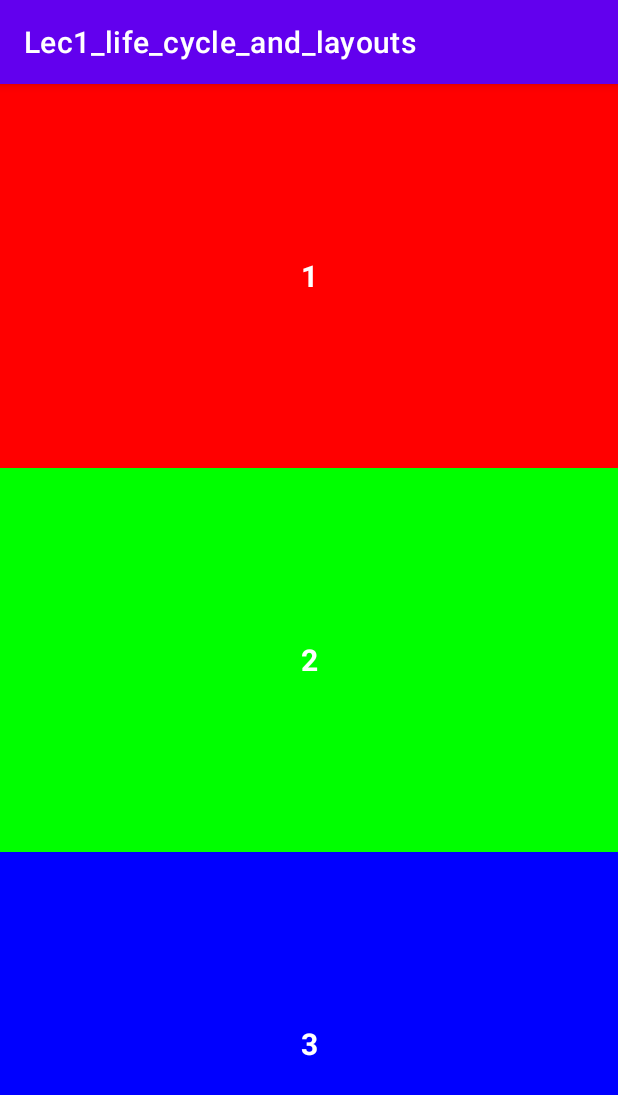
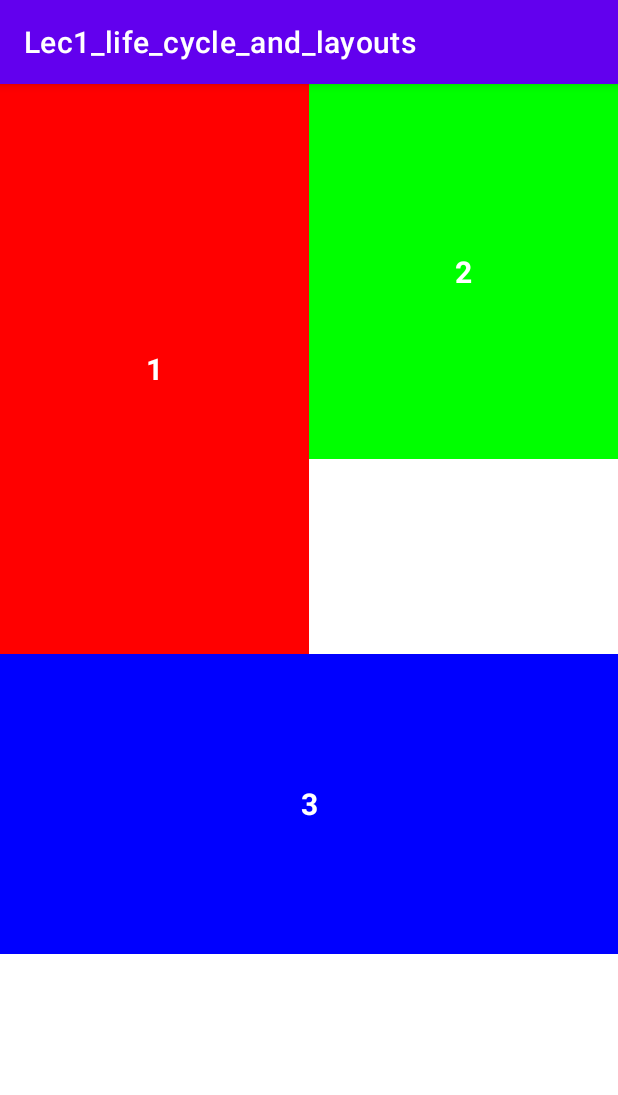
Before and after one commit to hassankhamis97/Lecture1_android_java, an Android app: the screen it shows after launch (MainActivity), on a phone screen of 412 x 824 dp. Shown: the top 1095 px of the screen. Run offline under Robolectric (Android 15) with nearby library versions, the phone set to English and light mode, and no system bars.

Commit message:
Update activity_main.xml

```diff
--- a/app/src/main/res/layout/activity_main.xml
+++ b/app/src/main/res/layout/activity_main.xml
@@ -7,9 +7,9 @@
     tools:context=".MainActivity">
 
     <TextView
-        android:id="@+id/top_text_view"
-        android:layout_width="match_parent"
-        android:layout_height="0dp"
+        android:id="@+id/first_text_view"
+        android:layout_width="0dp"
+        android:layout_height="380dp"
         android:background="#F00"
         android:text="1"
         android:textSize="20sp"
@@ -17,29 +17,35 @@
         android:textColor="@color/white"
         android:gravity="center"
         app:layout_constraintStart_toStartOf="parent"
-        app:layout_constraintEnd_toEndOf="parent"
-        app:layout_constraintTop_toTopOf="parent"
-        app:layout_constraintHeight_percent="0.3333"/>
+        app:layout_constraintEnd_toStartOf="@id/two_text_view"
+        app:layout_constraintTop_toTopOf="parent"/>
 
     <TextView
-        android:id="@+id/center_text_view"
-        android:layout_width="match_parent"
-        android:layout_height="0dp"
+        android:id="@+id/two_text_view"
+        android:layout_width="0dp"
+        android:layout_height="250dp"
         android:background="#0F0"
         android:text="2"
         android:textSize="20sp"
         android:textStyle="bold"
         android:textColor="@color/white"
         android:gravity="center"
-        app:layout_constraintStart_toStartOf="parent"
+        app:layout_constraintStart_toEndOf="@id/first_text_view"
         app:layout_constraintEnd_toEndOf="parent"
-        app:layout_constraintTop_toBottomOf="@id/top_text_view"
+        app:layout_constraintTop_toTopOf="@id/first_text_view"
         app:layout_constraintHeight_percent="0.3333"/>
 
+    <androidx.constraintlayout.widget.Barrier
+        android:id="@+id/barrier"
+        android:layout_width="wrap_content"
+        android:layout_height="wrap_content"
+        app:barrierDirection="bottom"
+        app:constraint_referenced_ids="first_text_view, two_text_view"/>
+
     <TextView
-        android:id="@+id/bottom_text_view"
+        android:id="@+id/third_text_view"
         android:layout_width="match_parent"
-        android:layout_height="0dp"
+        android:layout_height="200dp"
         android:background="#00F"
         android:text="3"
         android:textSize="20sp"
@@ -48,7 +54,6 @@
         android:gravity="center"
         app:layout_constraintStart_toStartOf="parent"
         app:layout_constraintEnd_toEndOf="parent"
-        app:layout_constraintTop_toBottomOf="@id/center_text_view"
-        app:layout_constraintHeight_percent="0.3333"/>
+        app:layout_constraintTop_toBottomOf="@id/barrier"/>
 
 </androidx.constraintlayout.widget.ConstraintLayout>
```
